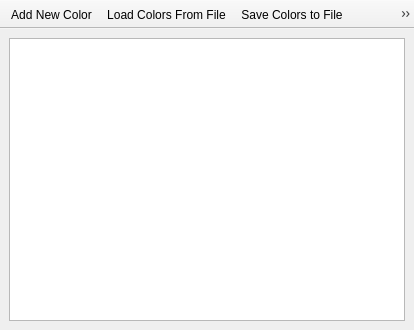
Old version of the form mainwindow.ui in the repository Softwave/Shade-Saver.
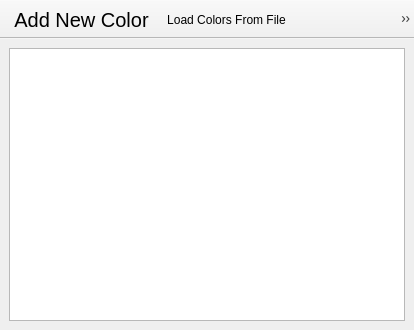
New version of the form. Icons and pictures are not drawn.

```diff
--- a/mainwindow.ui
+++ b/mainwindow.ui
@@ -75,6 +75,11 @@
    <property name="toolTip">
     <string>Add new color</string>
    </property>
+   <property name="font">
+    <font>
+     <pointsize>15</pointsize>
+    </font>
+   </property>
    <property name="shortcut">
     <string>Ctrl+N</string>
    </property>
```
Left out of the diff: 10 changed lines with no effect on the pictures.
